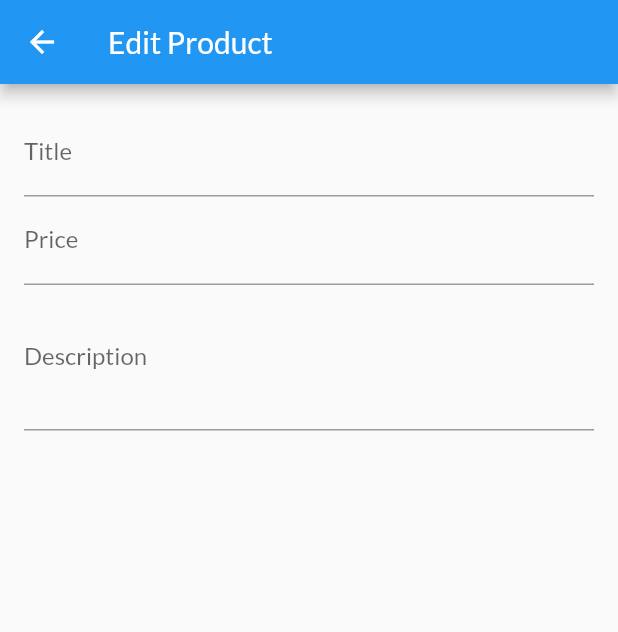
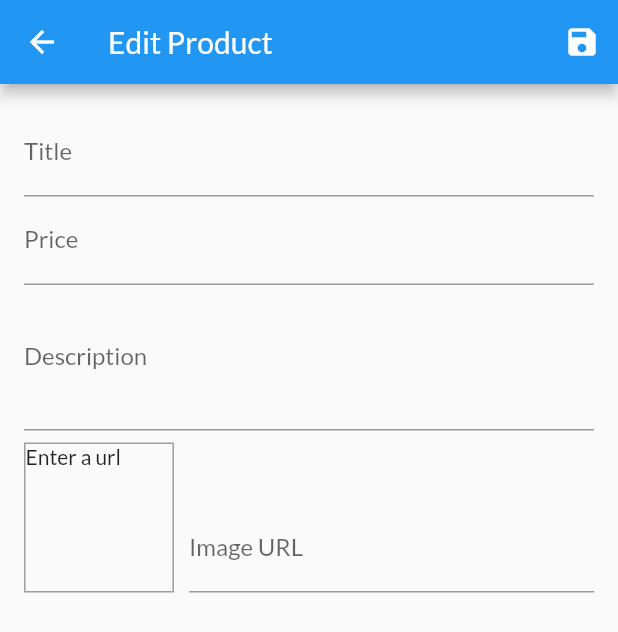
Before and after one commit to BawarX/Shop-App, a Flutter app: the EditProductScreen screen opened by its route, on a phone screen of 412 x 824 dp. Shown: the top 632 px of the screen. Run offline on Flutter 3.47's test engine with Material 2 defaults, Android fonts, the phone set to English and light mode, and no system bars; missing offline and left inert: dart:ffi; network calls fail.

Commit message:
edited to save the fields

```diff
--- a/lib/screen/edit_product_screen.dart
+++ b/lib/screen/edit_product_screen.dart
@@ -3,6 +3,7 @@ import 'dart:ffi';
 import 'package:flutter/material.dart';
 import 'package:flutter/src/foundation/key.dart';
 import 'package:flutter/src/widgets/framework.dart';
+import 'package:shopapp/provider/product.dart';
 
 class EditProductScreen extends StatefulWidget {
   static const String routeName = '/editProductScreen';
@@ -15,11 +16,43 @@ class EditProductScreen extends StatefulWidget {
 class _EditProductScreenState extends State<EditProductScreen> {
   final _priceFocusNode = FocusNode();
   final _descriptionFocusNode = FocusNode();
+  final _imageUrlController = TextEditingController();
+  final _imageUrlFocusNode = FocusNode();
+  final _form = GlobalKey<FormState>();
+  var _editedProduct = Product(
+    id: '',
+    title: '',
+    price: 0,
+    description: '',
+    imageUrl: '',
+  );
 
-  void dispose(){
+  void initState() {
+    _imageUrlFocusNode.addListener(_updateImageUrl);
+    super.initState();
+  }
+
+  void dispose() {
     _priceFocusNode.dispose();
     _descriptionFocusNode.dispose();
+    _imageUrlController.dispose();
+    _imageUrlFocusNode.dispose();
+    _imageUrlFocusNode.removeListener(_updateImageUrl);
     super.dispose();
+  }
+
+  void _updateImageUrl() {
+    if (!_imageUrlFocusNode.hasFocus) {
+      setState(() {});
+    }
+  }
+
+  void _saveForm() {
+    _form.currentState!.save();
+    print(_editedProduct.title);
+    print(_editedProduct.description);
+    print(_editedProduct.price);
+    print(_editedProduct.imageUrl);
   }
 
   @override
@@ -29,10 +62,19 @@ class _EditProductScreenState extends State<EditProductScreen> {
         title: Text(
           "Edit Product",
         ),
+        actions: [
+          IconButton(
+            onPressed: _saveForm,
+            icon: Icon(
+              Icons.save,
+            ),
+          ),
+        ],
       ),
       body: Padding(
         padding: const EdgeInsets.all(16.0),
         child: Form(
+          key: _form,
           child: ListView(
             children: [
               TextFormField(
@@ -40,8 +82,17 @@ class _EditProductScreenState extends State<EditProductScreen> {
                   labelText: 'Title',
                 ),
                 textInputAction: TextInputAction.next,
-                onFieldSubmitted: (_){
+                onFieldSubmitted: (_) {
                   FocusScope.of(context).requestFocus(_priceFocusNode);
+                },
+                onSaved: (value) {
+                  _editedProduct = Product(
+                    id: '',
+                    title: value!,
+                    price: _editedProduct.price,
+                    description: _editedProduct.description,
+                    imageUrl: _editedProduct.imageUrl,
+                  );
                 },
               ),
               TextFormField(
@@ -51,17 +102,82 @@ class _EditProductScreenState extends State<EditProductScreen> {
                 textInputAction: TextInputAction.next,
                 keyboardType: TextInputType.number,
                 focusNode: _priceFocusNode,
-                 onFieldSubmitted: (_){
+                onFieldSubmitted: (_) {
                   FocusScope.of(context).requestFocus(_descriptionFocusNode);
                 },
+                onSaved: (value) {
+                  _editedProduct = Product(
+                    id: '',
+                    title: _editedProduct.title,
+                    price: double.parse(value!),
+                    description: _editedProduct.description,
+                    imageUrl: _editedProduct.imageUrl,
+                  );
+                },
               ),
-                 TextFormField(
+              TextFormField(
                 decoration: InputDecoration(
                   labelText: 'Description',
                 ),
                 keyboardType: TextInputType.multiline,
                 maxLines: 3,
                 focusNode: _descriptionFocusNode,
+                  onSaved: (value) {
+                  _editedProduct = Product(
+                    id: '',
+                    title: _editedProduct.title,
+                    price: _editedProduct.price,
+                    description: value!,
+                    imageUrl: _editedProduct.imageUrl,
+                  );
+                },
+              ),
+              Row(
+                crossAxisAlignment: CrossAxisAlignment.end,
+                children: [
+                  Container(
+                    width: 100,
+                    height: 100,
+                    margin: EdgeInsets.only(
+                      top: 8,
+                      right: 10,
+                    ),
+                    decoration: BoxDecoration(
+                        border: Border.all(width: 1, color: Colors.grey)),
+                    child: _imageUrlController.text.isEmpty
+                        ? Text("Enter a url")
+                        : FittedBox(
+                            child: Image.network(
+                              _imageUrlController.text,
+                              fit: BoxFit.cover,
+                            ),
+                          ),
+                  ),
+                  Expanded(
+                    child: TextFormField(
+                      decoration: InputDecoration(labelText: 'Image URL'),
+                      keyboardType: TextInputType.url,
+                      textInputAction: TextInputAction.done,
+                      controller: _imageUrlController,
+                      onEditingComplete: () {
+                        setState(() {});
+                      },
+                      focusNode: _imageUrlFocusNode,
+                      onFieldSubmitted: (_) {
+                        _saveForm();
+                      },
+                        onSaved: (value) {
+                  _editedProduct = Product(
+                    id: '',
+                    title: _editedProduct.title,
+                    price: _editedProduct.price,
+                    description: _editedProduct.description,
+                    imageUrl: value!,
+                  );
+                },
+                    ),
+                  ),
+                ],
               ),
             ],
           ),
```
